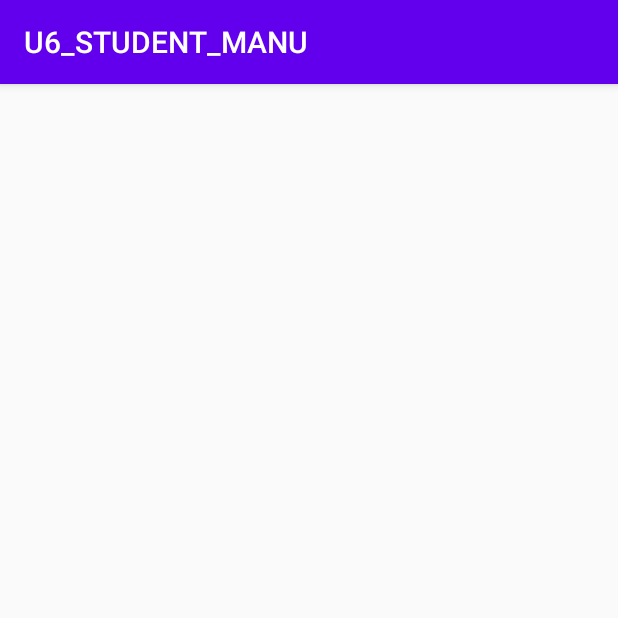
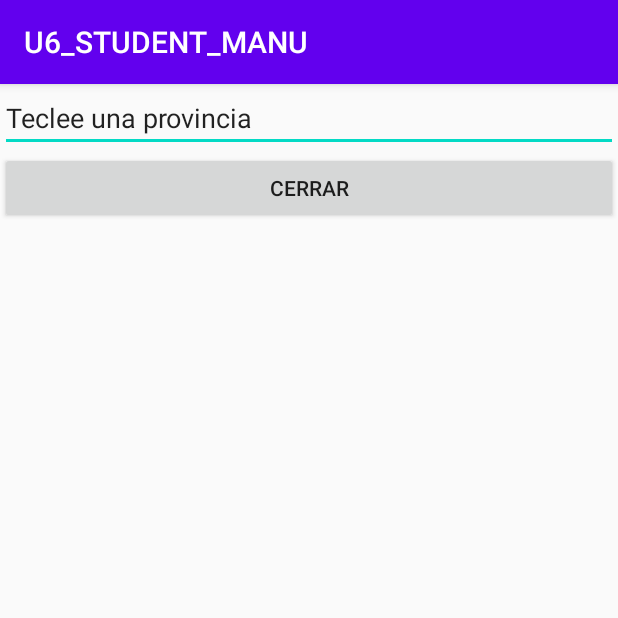
Before and after one commit to manureyesi/PMDM05, an Android app: the U6StudentManuActivity2 screen opened directly, with no data from a screen before it, on a phone screen of 412 x 824 dp, the top half of it. Run offline under Robolectric (Android 15) with nearby library versions, the phone set to English and light mode, and no system bars.

Commit message:
Crear una nueva activity

```diff
--- a/app/src/main/res/layout/activity_u6_student_manu2.xml
+++ b/app/src/main/res/layout/activity_u6_student_manu2.xml
@@ -6,4 +6,29 @@
     android:layout_height="match_parent"
     tools:context=".U6StudentManuActivity2">
 
+    <LinearLayout
+        android:layout_width="match_parent"
+        android:layout_height="match_parent"
+        android:orientation="vertical"
+        tools:layout_editor_absoluteX="162dp"
+        tools:layout_editor_absoluteY="150dp">
+
+        <EditText
+            android:id="@+id/editTextProvincias"
+            android:layout_width="match_parent"
+            android:layout_height="wrap_content"
+            android:ems="10"
+            android:inputType="textPersonName"
+            android:text="@string/text_activity_2_provincias" />
+
+        <Space
+            android:layout_width="match_parent"
+            android:layout_height="wrap_content" />
+
+        <Button
+            android:id="@+id/buttonProvincias"
+            android:layout_width="match_parent"
+            android:layout_height="wrap_content"
+            android:text="@string/text_activity_2_boton" />
+    </LinearLayout>
 </android.support.constraint.ConstraintLayout>
--- a/app/src/main/res/values/strings.xml
+++ b/app/src/main/res/values/strings.xml
@@ -7,4 +7,6 @@
     <string name="text_email_asunto">Módulo PMDM</string>
     <string name="text_email_texto">Probando a enviar un mail desde mi app.</string>
     <string name="text_email_enviar">manureyesi@outlook.es</string>
+    <string name="text_activity_2_provincias">Teclee una provincia</string>
+    <string name="text_activity_2_boton">Cerrar</string>
 </resources>
```
